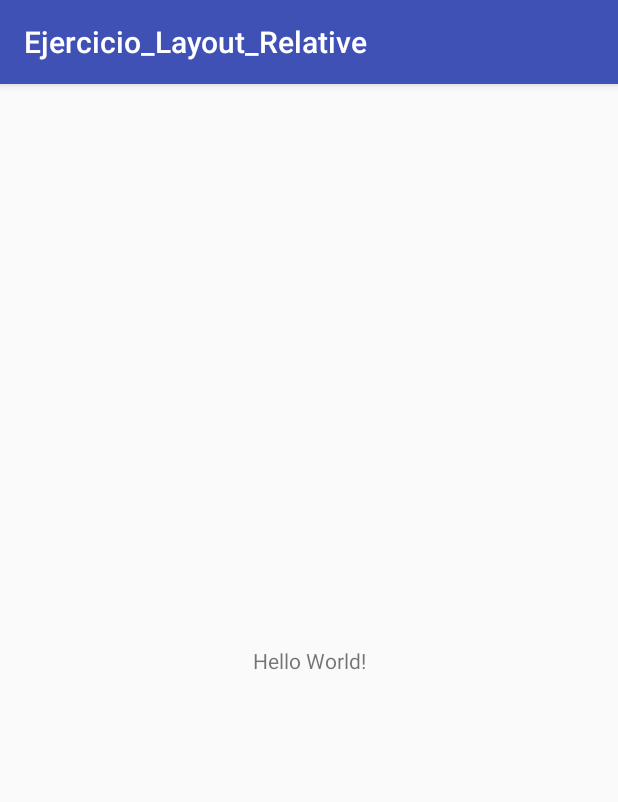
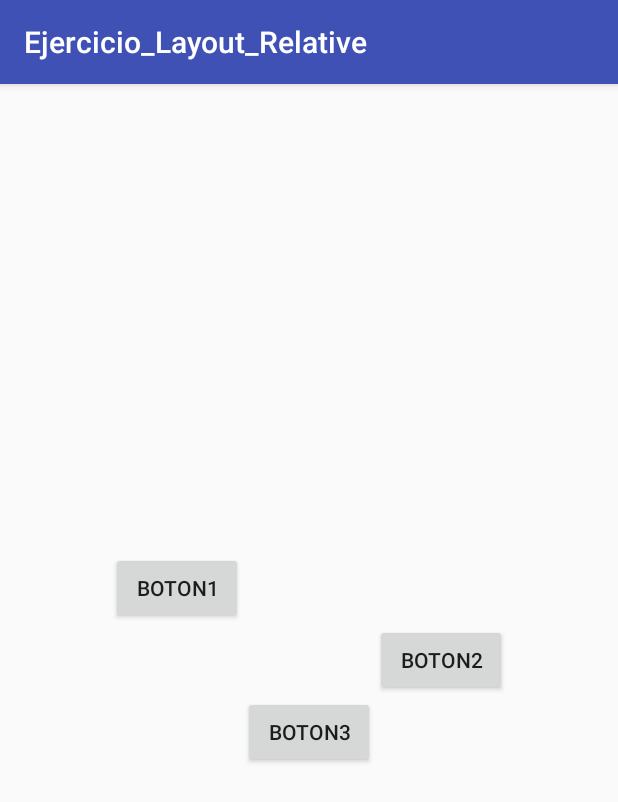
Before and after one commit to vloxomire/Ejercicio_Layout_Relative, an Android app: the screen it shows after launch (MainActivity), on a phone screen of 412 x 824 dp. Shown: the top 802 px of the screen. Run offline under Robolectric (Android 15) with nearby library versions, the phone set to English and light mode, and no system bars.

Commit message:
Alineamiento Botones
Se termino de alinear los botones

```diff
--- a/app/src/main/res/layout/activity_main.xml
+++ b/app/src/main/res/layout/activity_main.xml
@@ -1,18 +1,29 @@
 <?xml version="1.0" encoding="utf-8"?>
-<android.support.constraint.ConstraintLayout xmlns:android="http://schemas.android.com/apk/res/android"
-    xmlns:app="http://schemas.android.com/apk/res-auto"
-    xmlns:tools="http://schemas.android.com/tools"
+<RelativeLayout android:layout_height="match_parent"
     android:layout_width="match_parent"
-    android:layout_height="match_parent"
-    tools:context=".MainActivity">
+    xmlns:android="http://schemas.android.com/apk/res/android"
+    android:layout_margin="25dp">
 
-    <TextView
+    <Button
         android:layout_width="wrap_content"
         android:layout_height="wrap_content"
-        android:text="Hello World!"
-        app:layout_constraintBottom_toBottomOf="parent"
-        app:layout_constraintLeft_toLeftOf="parent"
-        app:layout_constraintRight_toRightOf="parent"
-        app:layout_constraintTop_toTopOf="parent" />
-
-</android.support.constraint.ConstraintLayout>
+        android:id="@+id/boton1"
+        android:text="Boton1"
+        android:layout_toLeftOf="@id/boton3"
+        android:layout_above="@id/boton2"/>
+    <Button
+        android:layout_width="wrap_content"
+        android:layout_height="wrap_content"
+        android:id="@+id/boton2"
+        android:text="Boton2"
+        android:layout_centerVertical="true"
+        android:layout_toRightOf="@id/boton3"/>
+    <Button
+        android:layout_width="wrap_content"
+        android:layout_height="wrap_content"
+        android:id="@+id/boton3"
+        android:text="Boton3"
+        android:layout_below="@+id/boton2"
+        android:layout_centerHorizontal="true"
+        />
+    </RelativeLayout>
```
